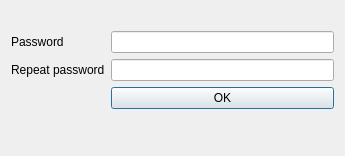
The window that Qt-SESAM/masterpassworddialog.ui (607011/Qt-SESAM) describes before a commit, drawn with Qt 5.
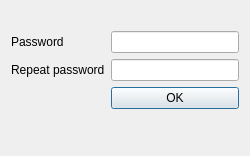
The same window after the commit.

Commit message: Smaller widget.

What changed in the file:
```diff
--- a/Qt-SESAM/masterpassworddialog.ui
+++ b/Qt-SESAM/masterpassworddialog.ui
@@ -6,8 +6,8 @@
    <rect>
     <x>0</x>
     <y>0</y>
-    <width>345</width>
-    <height>156</height>
+    <width>250</width>
+    <height>128</height>
    </rect>
   </property>
   <property name="focusPolicy">
```
